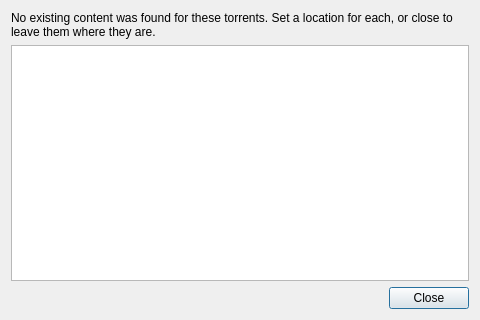
Above: src/gui/unmatchedtorrentsdialog.ui from tsylvester/qBittorrent before the change. Below: the same form after it.
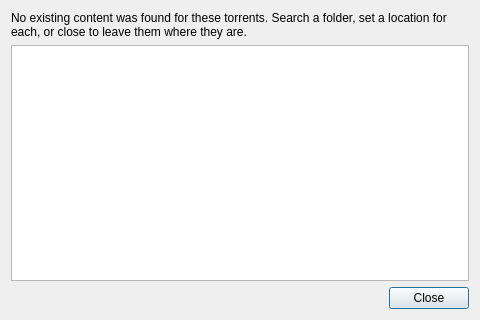
That is the form after the change.

Commit message: Search discovery roots and pointed folders

The edit to the form file:
```diff
--- a/src/gui/unmatchedtorrentsdialog.ui
+++ b/src/gui/unmatchedtorrentsdialog.ui
@@ -17,7 +17,7 @@
    <item>
     <widget class="QLabel" name="labelUnmatched">
      <property name="text">
-      <string>No existing content was found for these torrents. Set a location for each, or close to leave them where they are.</string>
+      <string>No existing content was found for these torrents. Search a folder, set a location for each, or close to leave them where they are.</string>
      </property>
      <property name="wordWrap">
       <bool>true</bool>
```
The commit also changes 35 other files.
